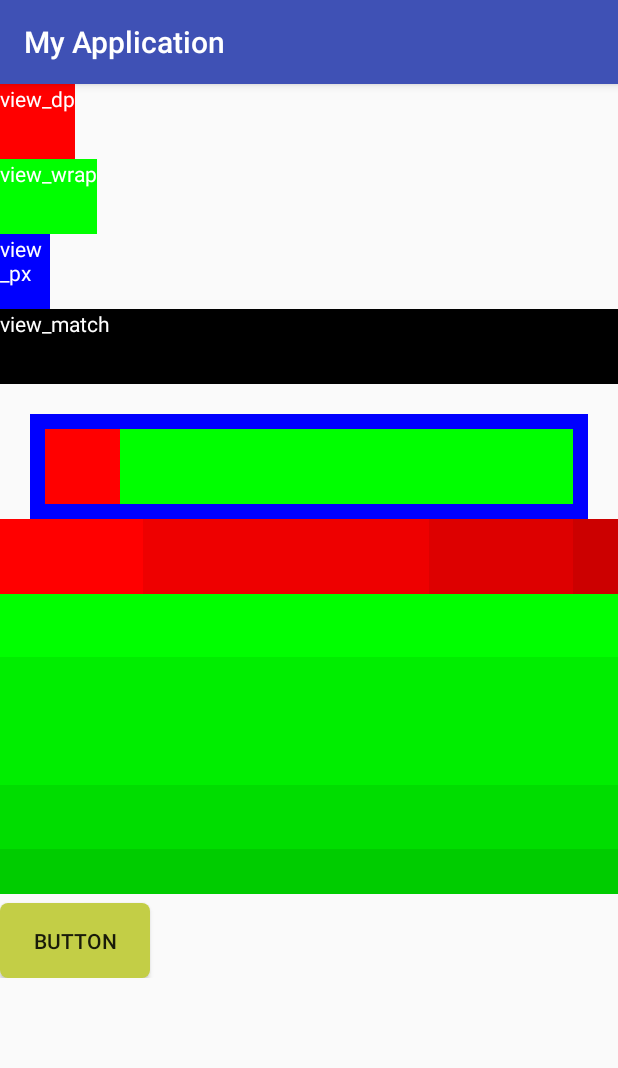
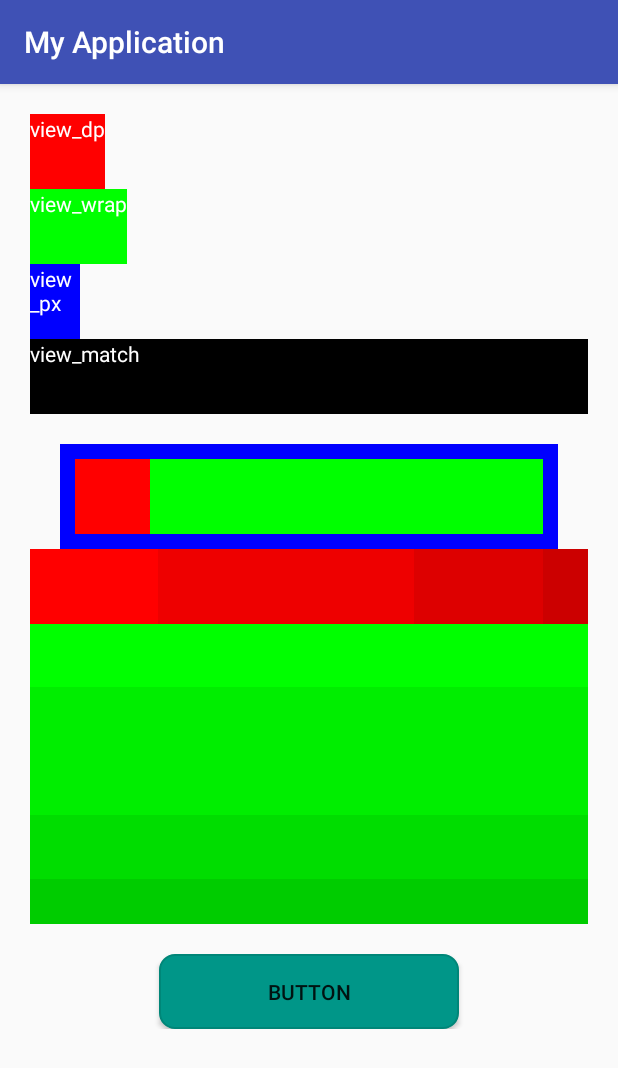
Before and after one commit to camin-p/android-lesson-maxile, an Android app: the screen it shows after launch (MainActivity), on a phone screen of 412 x 824 dp. Shown: the top 1068 px of the screen. Run offline under Robolectric (Android 15) with nearby library versions, the phone set to English and light mode, and no system bars.

```diff
--- a/app/src/main/res/drawable/btn_bg.xml
+++ b/app/src/main/res/drawable/btn_bg.xml
@@ -1,8 +1,6 @@
 <?xml version="1.0" encoding="utf-8"?>
-<shape xmlns:android="http://schemas.android.com/apk/res/android"
-    android:shape="rectangle">
-
-    <solid android:color="#c3ce46" />
-    <corners android:radius="5dp"/>
-    <stroke android:color="#ff0000"/>
-</shape>
+<selector xmlns:android="http://schemas.android.com/apk/res/android">
+    <item android:drawable="@drawable/btn_bg_disable" android:state_enabled="false"/>
+    <item android:drawable="@drawable/btn_bg_press" android:state_pressed="true"/>
+    <item android:drawable="@drawable/btn_bg_normal"/>
+</selector>
--- /dev/null
+++ b/app/src/main/res/drawable/btn_bg_disable.xml
@@ -0,0 +1,8 @@
+<?xml version="1.0" encoding="utf-8"?>
+<shape xmlns:android="http://schemas.android.com/apk/res/android"
+    android:shape="rectangle">
+
+    <solid android:color="#004638" />
+    <corners android:radius="10dp"/>
+    <stroke android:color="#008678" android:width="1dp"/>
+</shape>
--- /dev/null
+++ b/app/src/main/res/drawable/btn_bg_normal.xml
@@ -0,0 +1,8 @@
+<?xml version="1.0" encoding="utf-8"?>
+<shape xmlns:android="http://schemas.android.com/apk/res/android"
+    android:shape="rectangle">
+
+    <solid android:color="#009688" />
+    <corners android:radius="10dp"/>
+    <stroke android:color="#008678" android:width="1dp"/>
+</shape>
--- /dev/null
+++ b/app/src/main/res/drawable/btn_bg_press.xml
@@ -0,0 +1,8 @@
+<?xml version="1.0" encoding="utf-8"?>
+<shape xmlns:android="http://schemas.android.com/apk/res/android"
+    android:shape="rectangle">
+
+    <solid android:color="#008678" />
+    <corners android:radius="10dp"/>
+    <stroke android:color="#008678" android:width="1dp"/>
+</shape>
--- a/app/src/main/res/layout/activity_main.xml
+++ b/app/src/main/res/layout/activity_main.xml
@@ -10,7 +10,8 @@
         android:layout_height="match_parent">
         <android.support.constraint.ConstraintLayout
             android:layout_width="match_parent"
-            android:layout_height="wrap_content">
+            android:layout_height="wrap_content"
+            android:padding="20dp">
             <TextView
                 android:layout_width="50dp"
                 android:layout_height="50dp"
@@ -126,12 +127,15 @@
 
             <android.support.v7.widget.AppCompatButton
                 app:layout_constraintTop_toBottomOf="@id/linear_v"
-                android:layout_width="100dp"
+                android:layout_width="200dp"
                 android:layout_height="50dp"
-                android:layout_margin="6dp"
-                android:padding="6dp"
+                android:layout_margin="20dp"
+                app:layout_constraintLeft_toLeftOf="parent"
+                app:layout_constraintRight_toRightOf="parent"
+                android:padding="10dp"
                 android:text="button"
                 android:background="@drawable/btn_bg"
+                android:elevation="5dp"
                 />
         </android.support.constraint.ConstraintLayout>
     </ScrollView>
```
